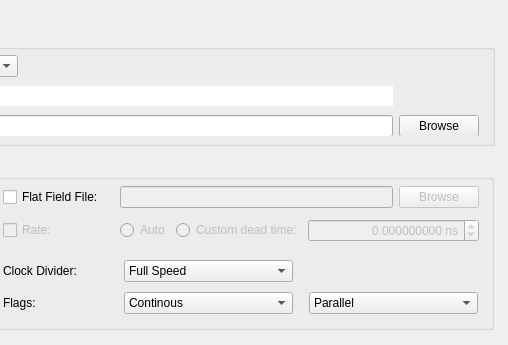
Above: slsDetectorGui/forms/form_tab_dataoutput.ui from slsdetectorgroup/slsDetectorPackage before the change; both pictures show x 267 to 775 and y 0 to 345 of the 775 by 345 pixel window. Below: the same form after it.
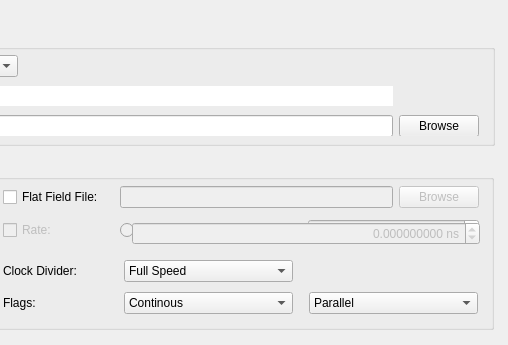
That is the form after the change. Icons and pictures are not drawn.

Commit message: fixed rate correction to not include 16 bit dr

What changed in the file:
```diff
--- a/slsDetectorGui/forms/form_tab_dataoutput.ui
+++ b/slsDetectorGui/forms/form_tab_dataoutput.ui
@@ -399,7 +399,7 @@
         <number>9</number>
        </property>
        <property name="minimum">
-        <double>-2.000000000000000</double>
+        <double>-1.000000000000000</double>
        </property>
        <property name="maximum">
         <double>2000000000.000000000000000</double>
@@ -623,6 +623,52 @@
      </layout>
     </widget>
    </widget>
+   <widget class="QWidget" name="horizontalLayoutWidget_2">
+    <property name="geometry">
+     <rect>
+      <x>384</x>
+      <y>60</y>
+      <width>348</width>
+      <height>27</height>
+     </rect>
+    </property>
+    <layout class="QHBoxLayout" name="horizontalLayout">
+     <item>
+      <widget class="QDoubleSpinBox" name="spinDeadTimeonly">
+       <property name="enabled">
+        <bool>false</bool>
+       </property>
+       <property name="sizePolicy">
+        <sizepolicy hsizetype="Preferred" vsizetype="Fixed">
+         <horstretch>0</horstretch>
+         <verstretch>0</verstretch>
+        </sizepolicy>
+       </property>
+       <property name="minimumSize">
+        <size>
+         <width>100</width>
+         <height>0</height>
+        </size>
+       </property>
+       <property name="alignment">
+        <set>Qt::AlignRight|Qt::AlignTrailing|Qt::AlignVCenter</set>
+       </property>
+       <property name="suffix">
+        <string> ns</string>
+       </property>
+       <property name="decimals">
+        <number>9</number>
+       </property>
+       <property name="minimum">
+        <double>-1.000000000000000</double>
+       </property>
+       <property name="maximum">
+        <double>2000000000.000000000000000</double>
+       </property>
+      </widget>
+     </item>
+    </layout>
+   </widget>
   </widget>
  </widget>
  <tabstops>
```
The commit also changes 1 other file.
